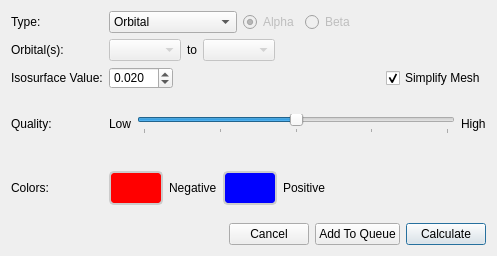
Qt form src/Configurator/MolecularOrbitalsConfigurator.ui (nutjunkie/IQmol) before a commit.
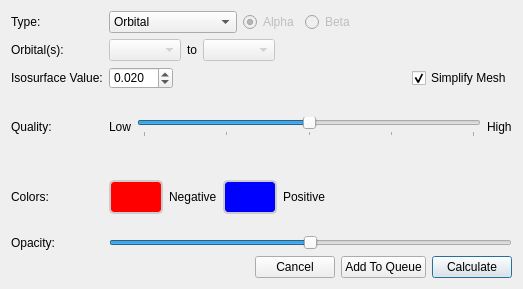
The same form after that commit.

Diff of the .ui file:
```diff
--- a/src/Configurator/MolecularOrbitalsConfigurator.ui
+++ b/src/Configurator/MolecularOrbitalsConfigurator.ui
@@ -6,8 +6,8 @@
    <rect>
     <x>0</x>
     <y>0</y>
-    <width>497</width>
-    <height>256</height>
+    <width>523</width>
+    <height>289</height>
    </rect>
   </property>
   <property name="sizePolicy">
@@ -357,6 +357,26 @@
        </item>
       </layout>
      </item>
+     <item row="5" column="0">
+      <widget class="QLabel" name="label">
+       <property name="text">
+        <string>Opacity:</string>
+       </property>
+      </widget>
+     </item>
+     <item row="5" column="1">
+      <widget class="QSlider" name="opacity">
+       <property name="maximum">
+        <number>100</number>
+       </property>
+       <property name="value">
+        <number>50</number>
+       </property>
+       <property name="orientation">
+        <enum>Qt::Horizontal</enum>
+       </property>
+      </widget>
+     </item>
     </layout>
    </item>
    <item>
```
Left out of the diff: 104 changed lines with no effect on the pictures.
